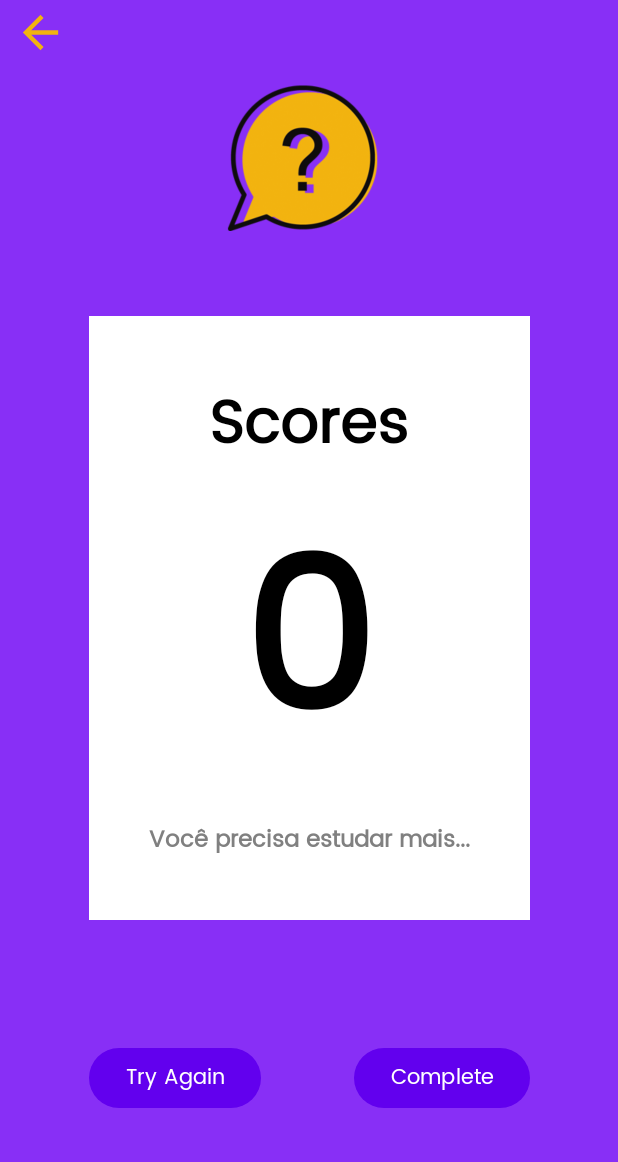
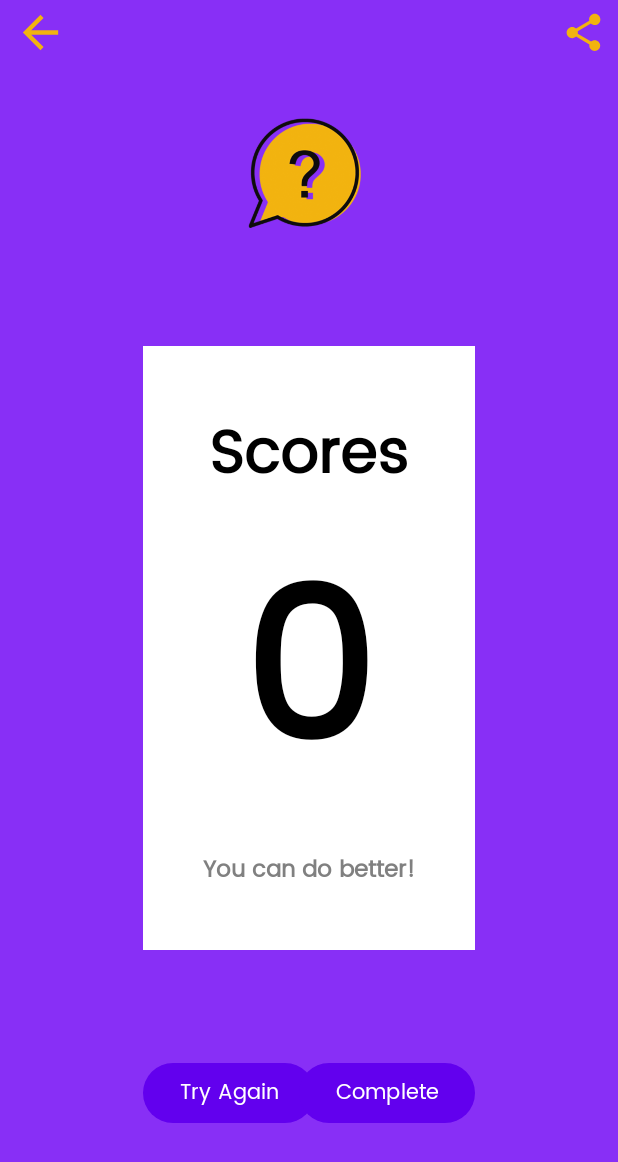
Before and after one commit to shan-liory/EduApp, an Android app: the ShowScoreActivity screen opened directly, with no data from a screen before it, on a phone screen of 412 x 824 dp. Shown: the top 1162 px of the screen. Run offline under Robolectric (Android 15) with nearby library versions, the phone set to English and light mode, and no system bars; Roboto replaces fonts that are not available here.

Commit message:
Added Share result feature
Can share result with the score obtained by the user

```diff
--- a/app/src/main/java/com/example/eduapp/ShowScoreActivity.java
+++ b/app/src/main/java/com/example/eduapp/ShowScoreActivity.java
@@ -1,6 +1,7 @@
 package com.example.eduapp;
 
 import androidx.appcompat.app.AppCompatActivity;
+import androidx.constraintlayout.widget.ConstraintLayout;
 import androidx.navigation.Navigation;
 
 import androidx.fragment.app.Fragment;
@@ -8,23 +9,32 @@ import androidx.fragment.app.Fragment;
 import android.app.FragmentManager;
 import android.app.FragmentTransaction;
 import android.content.Intent;
+import android.graphics.Bitmap;
+import android.graphics.Canvas;
 import android.media.MediaPlayer;
+import android.net.Uri;
 import android.os.Bundle;
+import android.provider.MediaStore;
 import android.util.Log;
 import android.view.View;
+import android.widget.ImageButton;
 import android.widget.TextView;
 
 public class ShowScoreActivity extends AppCompatActivity {
     TextView TxtScore;
     TextView TxtStatus;
     MediaPlayer audio;
+    ImageButton share_btn;
     Intent currentLesson;
+    ConstraintLayout constraintLayout;
     @Override
     protected void onCreate(Bundle savedInstanceState) {
         super.onCreate(savedInstanceState);
         setContentView(R.layout.activity_show_score);
         TxtScore = findViewById(R.id.txtscore);
         TxtStatus = findViewById(R.id.txtStatus);
+        share_btn = findViewById(R.id.share_btn);
+        constraintLayout = findViewById(R.id.constraintLayout);
         Intent intent = getIntent();
         String scores = String.valueOf(intent.getIntExtra("score", 0));
         String course = intent.getStringExtra("Course");
@@ -36,6 +46,15 @@ public class ShowScoreActivity extends AppCompatActivity {
         TxtScore.setText(scores);
         TxtStatus.setText(setStatus(scores));
         audio.start();
+        share_btn.setOnClickListener(new View.OnClickListener() {
+            @Override
+            public void onClick(View v) {
+                Log.d("HTTP", "hello2");
+                share(screenShot(constraintLayout));
+            }
+
+        });
+
     }
 
     private String setStatus(String scores){
@@ -45,17 +64,38 @@ public class ShowScoreActivity extends AppCompatActivity {
             return "Você é muito inteligente!";
         }
 
-        if (score >= 5){
+        if (score >= 1){
             audio = MediaPlayer.create(this,  R.raw.medium_score);
-            return "Parabéns!";
+            return "Well Done!";
         }
 
         audio = MediaPlayer.create(this,  R.raw.low_score);
-        return "Você precisa estudar mais...";
+        return "You can do better!";
 
     }
 
+    public Bitmap screenShot(View view) {
+        Bitmap bitmap = Bitmap.createBitmap(view.getWidth(),view.getHeight(), Bitmap.Config.ARGB_8888);
+        Canvas canvas = new Canvas(bitmap);
+        view.draw(canvas);
+        Log.d("HTTP", "hello");
+        return bitmap;
 
+
+    }
+
+    public void share(Bitmap bitmap){
+        String pathofBmp=
+                MediaStore.Images.Media.insertImage(this.getContentResolver(),
+                        bitmap,"title", null);
+        Uri uri = Uri.parse(pathofBmp);
+        Intent shareIntent = new Intent(Intent.ACTION_SEND);
+        shareIntent.setType("image/*");
+        shareIntent.putExtra(Intent.EXTRA_SUBJECT, "KidoozeApp");
+        shareIntent.putExtra(Intent.EXTRA_TEXT, "");
+        shareIntent.putExtra(Intent.EXTRA_STREAM, uri);
+        this.startActivity(Intent.createChooser(shareIntent, "My Score!"));
+    }
     public void goToHome(View v){
         Intent home = new Intent(this, MainActivity.class);
         startActivity(home);
@@ -73,4 +113,6 @@ public class ShowScoreActivity extends AppCompatActivity {
     public void complete(View v) {
         this.onBackPressed();
     }
+
+
 }
--- /dev/null
+++ b/app/src/main/res/drawable/back.xml
@@ -0,0 +1,11 @@
+<?xml version="1.0" encoding="utf-8"?>
+
+<vector xmlns:android="http://schemas.android.com/apk/res/android"
+    android:width="24dp"
+    android:height="24dp"
+    android:viewportHeight="24.0"
+    android:viewportWidth="24.0">
+    <path
+        android:fillColor="@color/colorBase"
+        android:pathData="M20,11L7.8,11l5.6,-5.6L12,4l-8,8l8,8l1.4,-1.4L7.8,13L20,13L20,11z"/>
+</vector>
--- /dev/null
+++ b/app/src/main/res/drawable/btn_orange.xml
@@ -0,0 +1,5 @@
+<?xml version="1.0" encoding="utf-8"?>
+<shape xmlns:android="http://schemas.android.com/apk/res/android">
+    <solid android:color="@color/colorPrimaryDark"/>
+    <corners android:radius="200dp"/>
+</shape>
--- /dev/null
+++ b/app/src/main/res/drawable/ic_baseline_share_24.xml
@@ -0,0 +1,5 @@
+<vector android:height="30dp"
+    android:viewportHeight="24" android:viewportWidth="24"
+    android:width="30dp" xmlns:android="http://schemas.android.com/apk/res/android">
+    <path android:fillColor="@color/colorBase" android:pathData="M18,16.08c-0.76,0 -1.44,0.3 -1.96,0.77L8.91,12.7c0.05,-0.23 0.09,-0.46 0.09,-0.7s-0.04,-0.47 -0.09,-0.7l7.05,-4.11c0.54,0.5 1.25,0.81 2.04,0.81 1.66,0 3,-1.34 3,-3s-1.34,-3 -3,-3 -3,1.34 -3,3c0,0.24 0.04,0.47 0.09,0.7L8.04,9.81C7.5,9.31 6.79,9 6,9c-1.66,0 -3,1.34 -3,3s1.34,3 3,3c0.79,0 1.5,-0.31 2.04,-0.81l7.12,4.16c-0.05,0.21 -0.08,0.43 -0.08,0.65 0,1.61 1.31,2.92 2.92,2.92 1.61,0 2.92,-1.31 2.92,-2.92s-1.31,-2.92 -2.92,-2.92z"/>
+</vector>
--- /dev/null
+++ b/app/src/main/res/drawable/radio_group_orange_questions.xml
@@ -0,0 +1,5 @@
+<?xml version="1.0" encoding="utf-8"?>
+<shape xmlns:android="http://schemas.android.com/apk/res/android">
+    <solid android:color="@color/colorAccent"/>
+    <corners android:radius="10dp"/>
+</shape>
--- a/app/src/main/res/layout/activity_show_score.xml
+++ b/app/src/main/res/layout/activity_show_score.xml
@@ -4,17 +4,17 @@
     xmlns:tools="http://schemas.android.com/tools"
     android:layout_width="match_parent"
     android:background="#882FF6"
+    android:id="@+id/constraintLayout"
     android:layout_height="match_parent">
 
     <ImageView
         android:id="@+id/imageView4"
-        android:layout_width="200dp"
-        android:layout_height="200dp"
-        android:layout_marginTop="4dp"
+        android:layout_width="150dp"
+        android:layout_height="150dp"
         app:layout_constraintEnd_toEndOf="parent"
         app:layout_constraintStart_toStartOf="parent"
-        app:layout_constraintTop_toTopOf="parent"
 
+        app:layout_constraintTop_toBottomOf="@+id/imageView8"
         app:srcCompat="@drawable/cloud3png" />
     <ImageView
         android:id="@+id/imageView8"
@@ -25,7 +25,19 @@
         android:onClick="goToHome"
         app:layout_constraintStart_toStartOf="parent"
         app:layout_constraintTop_toTopOf="parent"
-        app:srcCompat="@drawable/back" />
+        app:srcCompat="@drawable/back"
+        tools:ignore="VectorDrawableCompat" />
+
+    <ImageButton
+        android:layout_width="46dp"
+        android:layout_height="35dp"
+        android:id="@+id/share_btn"
+        android:backgroundTint="@color/transparent"
+        android:src="@drawable/ic_baseline_share_24"
+        app:layout_constraintEnd_toEndOf="parent"
+        app:layout_constraintTop_toTopOf="@+id/imageView8">
+
+    </ImageButton>
 
     <LinearLayout
         android:layout_width="wrap_content"
@@ -38,7 +50,7 @@
         app:layout_constraintBottom_toBottomOf="parent"
         app:layout_constraintEnd_toEndOf="parent"
         app:layout_constraintStart_toStartOf="parent"
-        app:layout_constraintTop_toTopOf="parent">
+        app:layout_constraintTop_toBottomOf="@id/imageView8">
 
         <TextView
             android:id="@+id/textView2"
--- /dev/null
+++ b/app/src/main/res/xml/provider_path.xml
@@ -0,0 +1,4 @@
+<?xml version="1.0" encoding="utf-8"?>
+<paths xmlns:android="http://schemas.android.com/apk/res/android">
+
+</paths>
```
Also changed, not shown: app/src/main/AndroidManifest.xml (+12 -0 lines), app/src/main/res/drawable/cloud.png (added), app/src/main/res/drawable/cloud3png.png (added), app/src/main/res/drawable/cloudone.png (added), app/src/main/res/drawable/confirm.png (added), app/src/main/res/drawable/correct.png (added), app/src/main/res/drawable/incorrect.png (added).
